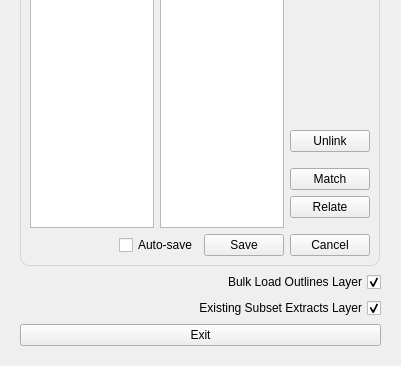
This is buildings/gui/alter_building_relationship.ui in linz/nz-buildings as Qt 5 draws it before an edit; both pictures show x 0 to 401 and y 502 to 868 of the 401 by 868 pixel window. The edited form follows.
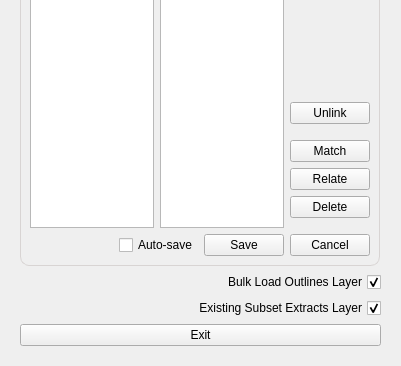
This is the edited form.

Commit message: delete button functionality

```diff
--- a/buildings/gui/alter_building_relationship.ui
+++ b/buildings/gui/alter_building_relationship.ui
@@ -388,6 +388,13 @@
                 </property>
                </widget>
               </item>
+              <item>
+               <widget class="QPushButton" name="btn_delete">
+                <property name="text">
+                 <string>Delete</string>
+                </property>
+               </widget>
+              </item>
               <item>
                <spacer name="verticalSpacer_6">
                 <property name="orientation">
```
The commit also changes 3 other files.
